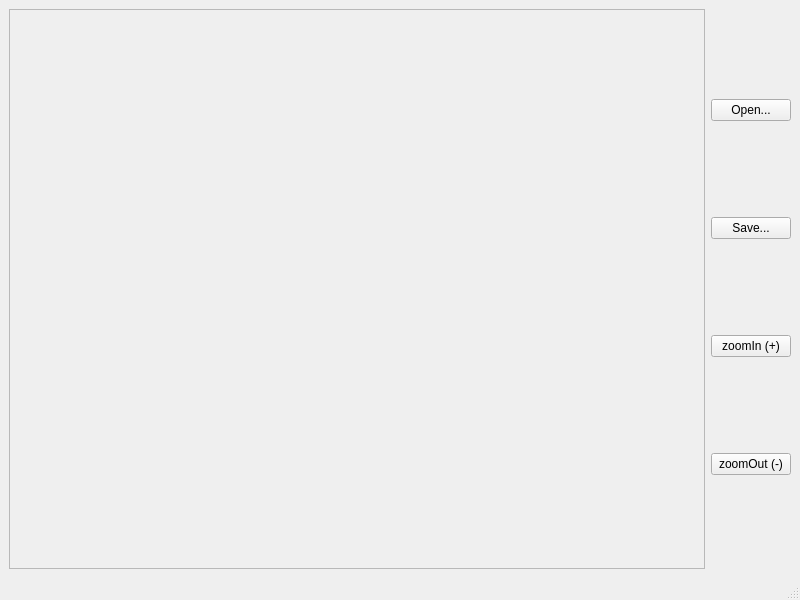
clckwrkbdgr/pixed, file mainwindow.ui: the form before one commit.
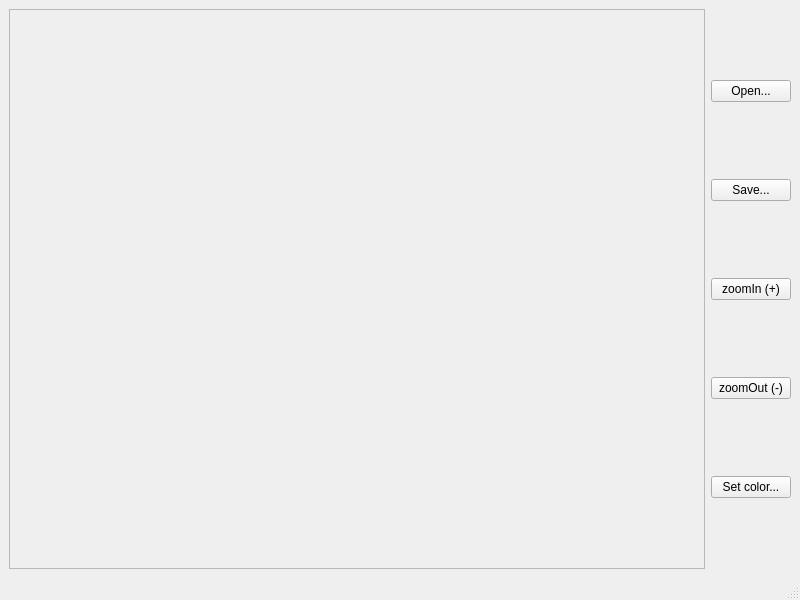
The form after the commit.

Commit message: Added color picking.

What changed in the file:
```diff
--- a/mainwindow.ui
+++ b/mainwindow.ui
@@ -62,6 +62,13 @@
         </property>
        </widget>
       </item>
+      <item>
+       <widget class="QPushButton" name="color">
+        <property name="text">
+         <string>Set color...</string>
+        </property>
+       </widget>
+      </item>
      </layout>
     </item>
    </layout>
```
The commit also changes 4 other files.
